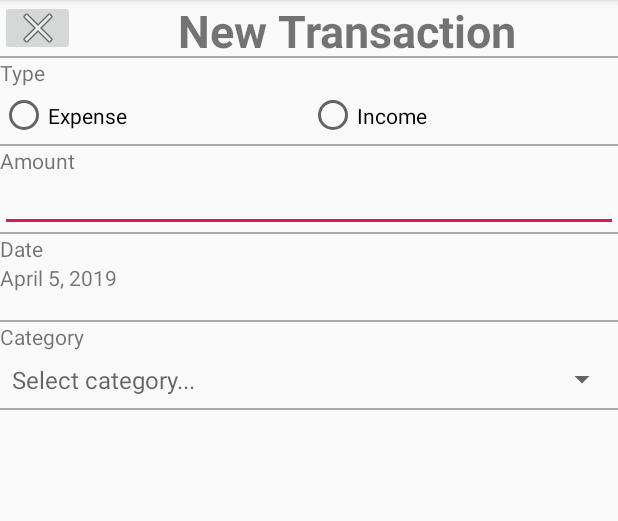
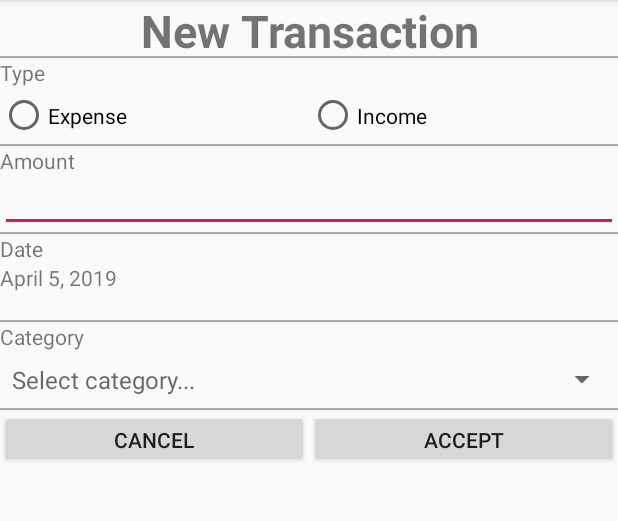
Before and after one commit to bedefrunner/COMP3330-project, an Android app: the screen it shows after launch (NewTransaction), on a phone screen of 412 x 824 dp, the part 84-605 px from its top. Run offline under Robolectric (Android 15) with nearby library versions, the phone set to English and light mode, and no system bars.

Commit message:
layout of New Transaction ready

```diff
--- a/app/src/main/res/layout/new_transaction.xml
+++ b/app/src/main/res/layout/new_transaction.xml
@@ -11,10 +11,6 @@
                 android:orientation="horizontal"
                 android:layout_width="match_parent"
                 android:layout_height="37dp">
-            <ImageButton
-                    android:layout_width="99dp"
-                    android:layout_height="match_parent" app:srcCompat="@android:drawable/ic_menu_close_clear_cancel"
-                    android:id="@+id/closeButton" android:layout_weight="1"/>
             <TextView
                     android:text="New Transaction"
                     android:layout_width="match_parent"
@@ -118,5 +114,18 @@
                 android:layout_width="match_parent"
                 android:layout_height="1dp"
                 android:background="@android:color/darker_gray"/>
+        <LinearLayout
+                android:orientation="horizontal"
+                android:layout_width="match_parent"
+                android:layout_height="38dp">
+            <Button
+                    android:text="@android:string/cancel"
+                    android:layout_width="wrap_content"
+                    android:layout_height="wrap_content" android:id="@+id/cancelButton" android:layout_weight="1"/>
+            <Button
+                    android:text="Accept"
+                    android:layout_width="wrap_content"
+                    android:layout_height="wrap_content" android:id="@+id/acceptButton" android:layout_weight="1"/>
+        </LinearLayout>
     </LinearLayout>
 </RelativeLayout>
```
Also changed, not shown: app/src/main/java/com/example/moneygoals/NewTransaction.java (+0 -39 lines).
